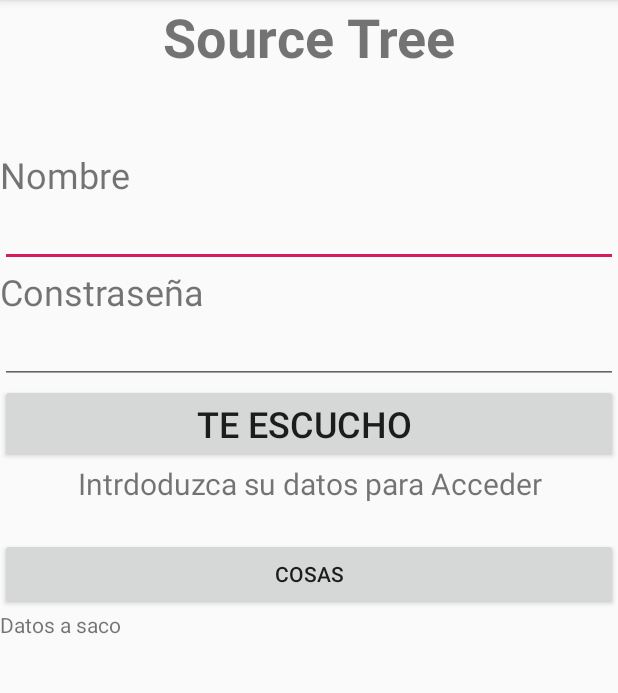
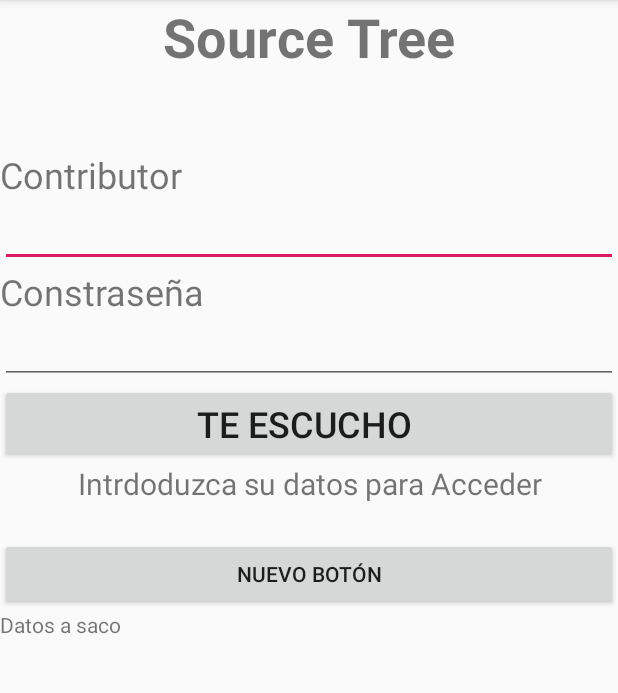
Before and after one commit to Muglok/MomentoProyect, an Android app: the screen it shows after launch (Login), on a phone screen of 412 x 824 dp, the part 84-777 px from its top. Run offline under Robolectric (Android 15) with nearby library versions, the light colour scheme and no system bars.

Commit message:
Mis primeros cambios

```diff
--- a/Practica_Moviles_3/app/src/main/res/layout/activity_login.xml
+++ b/Practica_Moviles_3/app/src/main/res/layout/activity_login.xml
@@ -31,7 +31,7 @@
             android:id="@+id/textView12"
             android:layout_width="match_parent"
             android:layout_height="wrap_content"
-            android:text="Nombre"
+            android:text="Contributor"
             android:textSize="24sp" />
     </LinearLayout>
 
@@ -116,7 +116,7 @@
             android:layout_width="wrap_content"
             android:layout_height="wrap_content"
             android:layout_weight="1"
-            android:text="Cosas" />
+            android:text="Nuevo Botón" />
     </LinearLayout>
 
     <LinearLayout
--- a/Practica_Moviles_3/app/src/main/res/values/strings.xml
+++ b/Practica_Moviles_3/app/src/main/res/values/strings.xml
@@ -2,7 +2,7 @@
     <string name="app_name">Practica_Moviles_3</string>
     <string name="navigation_drawer_open">Open navigation drawer</string>
     <string name="navigation_drawer_close">Close navigation drawer</string>
-    <string name="nav_header_title">Marcos Cervantes</string>
+    <string name="nav_header_title">Muglok</string>
     <string name="nav_header_subtitle">carcosg8@gmail.com</string>
     <string name="nav_header_desc">Navigation header</string>
     <string name="action_settings">Settings</string>
--- a/Practica_Moviles_3/build.gradle
+++ b/Practica_Moviles_3/build.gradle
@@ -7,7 +7,7 @@ buildscript {
         jcenter()
     }
     dependencies {
-        classpath 'com.android.tools.build:gradle:3.2.0'
+        classpath 'com.android.tools.build:gradle:3.2.1'
 
 
         // NOTE: Do not place your application dependencies here; they belong
```
